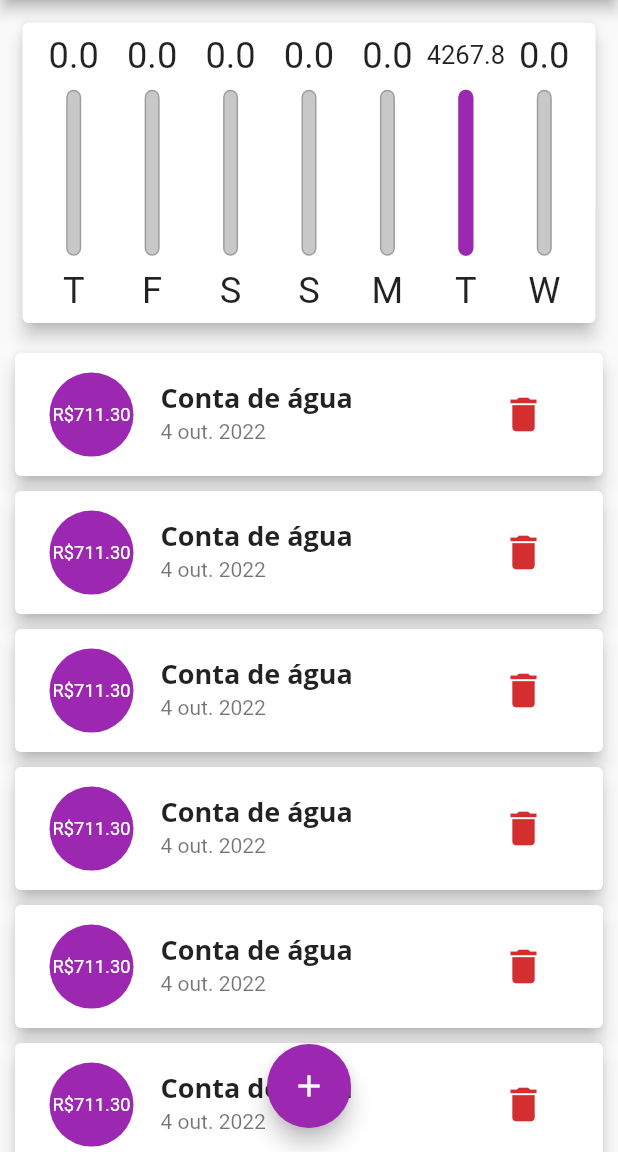
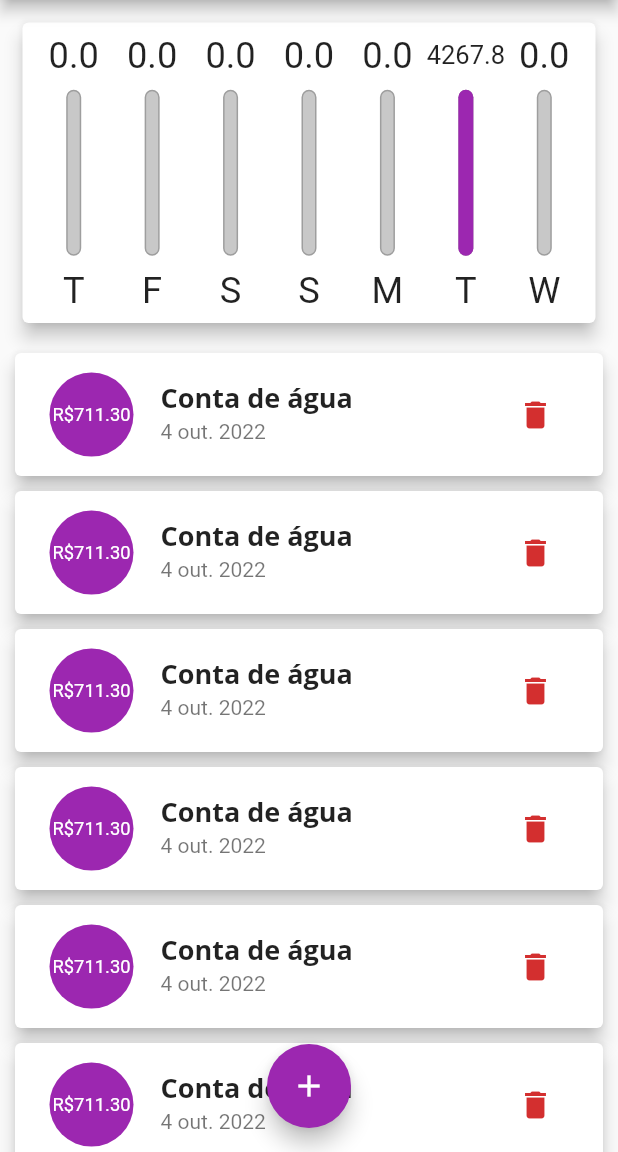
Before and after one commit to fvieir/Flutter-despesas_pessoais, a Flutter app: the screen it shows after launch, on a phone screen of 412 x 824 dp, the part 84-1236 px from its top. Run offline on Flutter 3.47's test engine with Material 2 defaults, Android fonts, the phone set to English and light mode, and no system bars.

Commit message:
Add opção de botão de acordo com tamanho da tela

```diff
--- a/lib/components/transaction_list.dart
+++ b/lib/components/transaction_list.dart
@@ -72,12 +72,25 @@ class TransactionList extends StatelessWidget {
                     subtitle: Text(
                       DateFormat('d MMM y', 'pt-BR').format(tr.date),
                     ),
-                    trailing: TextButton(
+                    trailing: MediaQuery.of(context).size.width > 480
+                        ? TextButton.icon(
                             onPressed: () => onRemove(tr.id),
-                      child: Icon(
+                            icon: Icon(
                               Icons.delete,
                               color: Theme.of(context).errorColor,
                               size: 30,
+                            ),
+                            label: Text(
+                              'Excluir',
+                              style: TextStyle(
+                                  color: Theme.of(context).errorColor),
+                            ),
+                          )
+                        : IconButton(
+                            onPressed: () => onRemove(tr.id),
+                            icon: Icon(
+                              Icons.delete,
+                              color: Theme.of(context).errorColor,
                             ),
                           ),
                   ),
```
Lines whose indentation alone changed are shown as unchanged.
